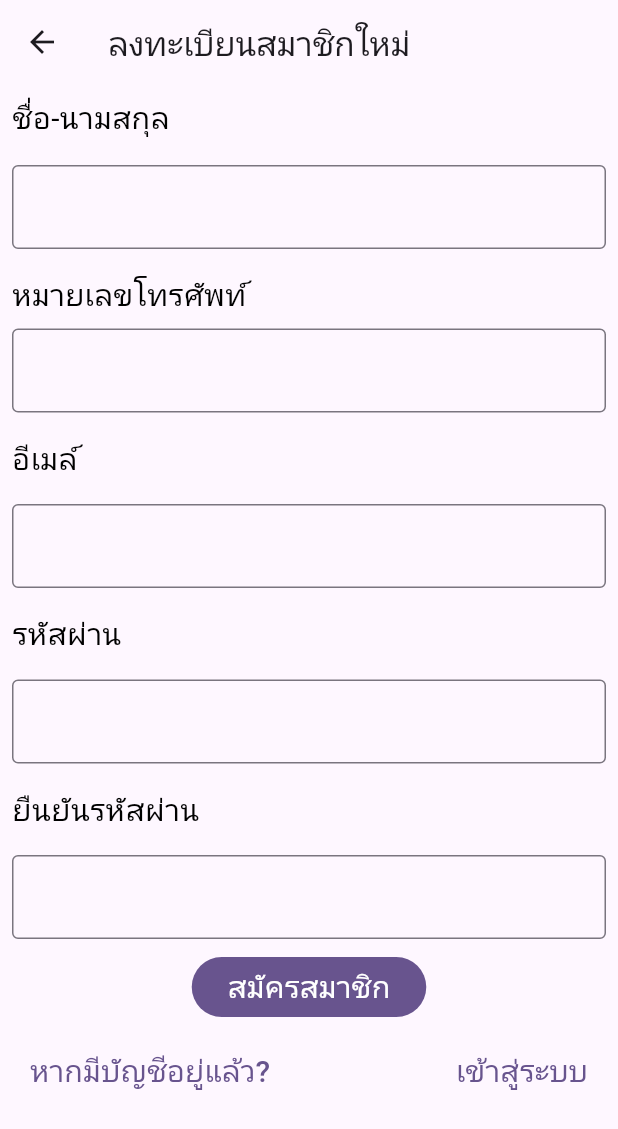
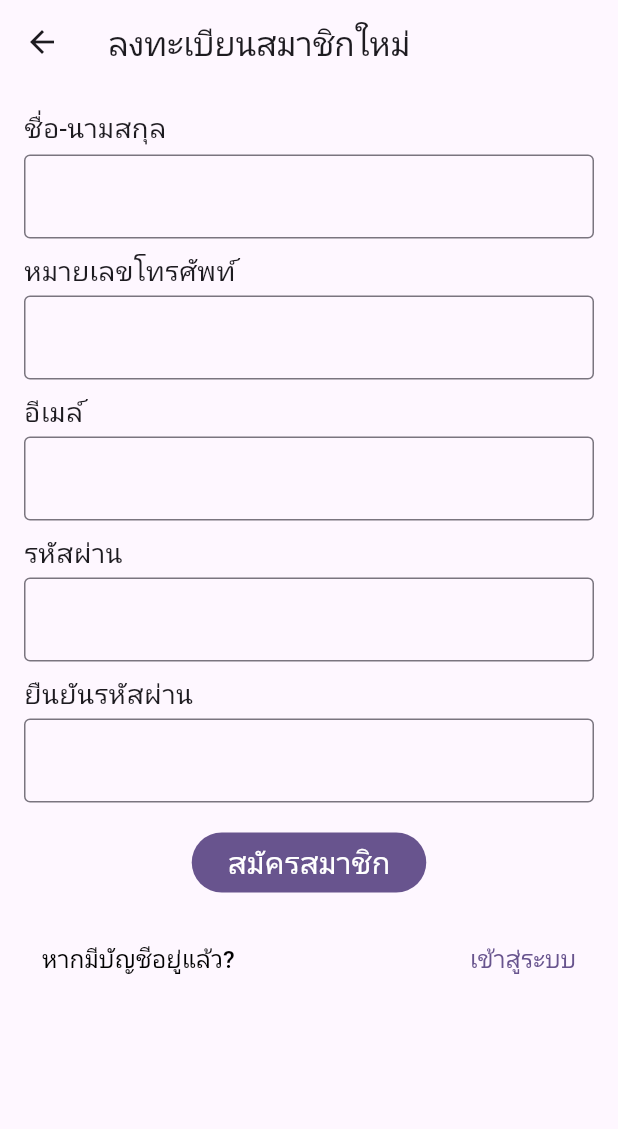
Before and after one commit to markeyysmp/my-first-apps, a Flutter app: the RegisterPage screen opened directly, on a phone screen of 412 x 824 dp. Shown: the top 1129 px of the screen. Run offline on Flutter 3.47's test engine with Material 3 defaults, Android fonts, the phone set to English and light mode, and no system bars; accounts and stored records are empty.

Commit message:
Update register.dart

```diff
--- a/lib/pages/register.dart
+++ b/lib/pages/register.dart
@@ -1,4 +1,10 @@
+import 'dart:developer';
+
 import 'package:flutter/material.dart';
+import 'package:http/http.dart' as http;
+import 'package:my_first_app/config/config.dart';
+import 'package:my_first_app/model/request/customer_register_post_req.dart';
+import 'package:my_first_app/model/response/customer_register_post_res.dart';
 import 'package:my_first_app/pages/login.dart';
 
 class RegisterPage extends StatefulWidget {
@@ -10,181 +16,83 @@ class RegisterPage extends StatefulWidget {
 
 class _RegisterPageState extends State<RegisterPage> {
   String text = '';
-  int number = 0;
-  String phoneNo = '';
-  TextEditingController phoneNoCtl = TextEditingController();
+  TextEditingController nameCtl = TextEditingController();
+  TextEditingController phoneCtl = TextEditingController();
+  TextEditingController emailCtl = TextEditingController();
+  TextEditingController passwordCtl = TextEditingController();
+  TextEditingController confirmCtl = TextEditingController();
 
   @override
   Widget build(BuildContext context) {
     return Scaffold(
-      appBar: AppBar(title: Text('ลงทะเบียนสมาชิกใหม่')),
+      appBar: AppBar(title: const Text('ลงทะเบียนสมาชิกใหม่')),
       body: SingleChildScrollView(
-        child: SizedBox(
+        child: Padding(
+          padding: const EdgeInsets.all(16.0),
           child: Column(
             children: [
-              Padding(
-                padding: const EdgeInsets.all(8.0),
-                child: Column(
-                  children: [
-                    Row(
-                      mainAxisAlignment: MainAxisAlignment.start,
-                      children: [
-                        Text(
-                          'ชื่อ-นามสกุล',
-                          style: TextStyle(fontSize: 20, color: Colors.black),
+              // ชื่อ-นามสกุล
+              fieldLabel("ชื่อ-นามสกุล", nameCtl),
+              const SizedBox(height: 8),
+              // หมายเลขโทรศัพท์
+              fieldLabel(
+                "หมายเลขโทรศัพท์",
+                phoneCtl,
+                keyboard: TextInputType.phone,
               ),
-                      ],
+              const SizedBox(height: 8),
+              // อีเมล์
+              fieldLabel(
+                "อีเมล์",
+                emailCtl,
+                keyboard: TextInputType.emailAddress,
               ),
-                  ],
-                ),
-              ),
-              Padding(
-                padding: EdgeInsets.all(8.0),
-                child: TextField(
-                  decoration: InputDecoration(
-                    border: OutlineInputBorder(
-                      borderSide: BorderSide(width: 1),
-                    ),
-                  ),
-                ),
-              ),
-              Padding(
-                padding: const EdgeInsets.all(8.0),
-                child: Column(
-                  children: [
-                    Column(
-                      crossAxisAlignment: CrossAxisAlignment.start,
-                      children: [
-                        Text(
-                          'หมายเลขโทรศัพท์',
-                          style: TextStyle(fontSize: 20, color: Colors.black),
-                        ),
-                        SizedBox(height: 8),
-                        TextField(
-                          controller: phoneNoCtl,
-                          keyboardType: TextInputType.phone,
-                          decoration: const InputDecoration(
-                            border: OutlineInputBorder(
-                              borderSide: BorderSide(width: 1),
-                            ),
-                          ),
-                        ),
-                      ],
-                    ),
-                  ],
-                ),
-              ),
-              Padding(
-                padding: const EdgeInsets.all(8.0),
-                child: Column(
-                  children: [
-                    Row(
-                      mainAxisAlignment: MainAxisAlignment.start,
-                      children: [
-                        Text(
-                          'อีเมล์',
-                          style: TextStyle(fontSize: 20, color: Colors.black),
-                        ),
-                      ],
-                    ),
-                  ],
-                ),
-              ),
-              Padding(
-                padding: EdgeInsets.all(8.0),
-                child: TextField(
-                  decoration: InputDecoration(
-                    border: OutlineInputBorder(
-                      borderSide: BorderSide(width: 1),
-                    ),
-                  ),
-                ),
-              ),
-              Padding(
-                padding: const EdgeInsets.all(8.0),
-                child: Column(
-                  children: [
-                    Row(
-                      mainAxisAlignment: MainAxisAlignment.start,
-                      children: [
-                        Text(
-                          'รหัสผ่าน',
-                          style: TextStyle(fontSize: 20, color: Colors.black),
-                        ),
-                      ],
-                    ),
-                  ],
-                ),
-              ),
-              Padding(
-                padding: EdgeInsets.all(8.0),
-                child: TextField(
-                  obscureText: true,
-                  decoration: InputDecoration(
-                    border: OutlineInputBorder(
-                      borderSide: BorderSide(width: 1),
-                    ),
-                  ),
-                ),
-              ),
-              Padding(
-                padding: const EdgeInsets.all(8.0),
-                child: Column(
-                  children: [
-                    Row(
-                      mainAxisAlignment: MainAxisAlignment.start,
-                      children: [
-                        Text(
-                          'ยืนยันรหัสผ่าน',
-                          style: TextStyle(fontSize: 20, color: Colors.black),
-                        ),
-                      ],
-                    ),
-                  ],
-                ),
-              ),
-              Padding(
-                padding: EdgeInsets.all(8.0),
-                child: TextField(
-                  obscureText: true,
-                  decoration: InputDecoration(
-                    border: OutlineInputBorder(
-                      borderSide: BorderSide(width: 1),
-                    ),
-                  ),
-                ),
-              ),
+              const SizedBox(height: 8),
+              // รหัสผ่าน
+              fieldLabel("รหัสผ่าน", passwordCtl, obscure: true),
+              const SizedBox(height: 8),
+              // ยืนยันรหัสผ่าน
+              fieldLabel("ยืนยันรหัสผ่าน", confirmCtl, obscure: true),
+              const SizedBox(height: 16),
+              // ปุ่มสมัครสมาชิก
               FilledButton(
-                onPressed: () => login('0812345678', ' 1234'),
+                onPressed: register,
                 child: const Text(
                   'สมัครสมาชิก',
                   style: TextStyle(fontSize: 20),
                 ),
               ),
-              Padding(
-                padding: const EdgeInsets.all(8.0),
-                child: Row(
+              const SizedBox(height: 16),
+              Row(
                 mainAxisAlignment: MainAxisAlignment.spaceBetween,
                 children: [
                   TextButton(
-                      onPressed: register,
+                    onPressed: () {},
                     child: const Text(
                       'หากมีบัญชีอยู่แล้ว?',
-                        style: TextStyle(fontSize: 20),
+                      style: TextStyle(fontSize: 16, color: Colors.black),
                     ),
                   ),
-
                   TextButton(
-                      onPressed: () => login('0812345678', ' 1234'),
+                    onPressed: () {
+                      Navigator.pushReplacement(
+                        context,
+                        MaterialPageRoute(builder: (_) => LoginPage()),
+                      );
+                    },
                     child: const Text(
                       'เข้าสู่ระบบ',
-                        style: TextStyle(fontSize: 20),
+                      style: TextStyle(fontSize: 16),
                     ),
                   ),
                 ],
               ),
+              const SizedBox(height: 16),
+              // ข้อความ error / success
+              Text(
+                text,
+                style: const TextStyle(fontSize: 16, color: Colors.red),
               ),
-              Text(text, style: TextStyle(fontSize: 20)),
             ],
           ),
         ),
@@ -192,12 +100,84 @@ class _RegisterPageState extends State<RegisterPage> {
     );
   }
 
-  void register() {}
-
-  void login(String phone, String passwords) {
-    Navigator.push(
-      context,
-      MaterialPageRoute(builder: (context) => LoginPage()),
+  Widget fieldLabel(
+    String label,
+    TextEditingController ctl, {
+    bool obscure = false,
+    TextInputType keyboard = TextInputType.text,
+  }) {
+    return Column(
+      crossAxisAlignment: CrossAxisAlignment.start,
+      children: [
+        Text(label, style: const TextStyle(fontSize: 18)),
+        const SizedBox(height: 4),
+        TextField(
+          controller: ctl,
+          obscureText: obscure,
+          keyboardType: keyboard,
+          decoration: const InputDecoration(border: OutlineInputBorder()),
+        ),
+      ],
     );
   }
+
+  void register() async {
+    final name = nameCtl.text.trim();
+    final phone = phoneCtl.text.trim();
+    final email = emailCtl.text.trim();
+    final password = passwordCtl.text;
+    final confirm = confirmCtl.text;
+
+    if (name.isEmpty ||
+        phone.isEmpty ||
+        email.isEmpty ||
+        password.isEmpty ||
+        confirm.isEmpty) {
+      setState(() => text = "กรุณากรอกข้อมูลให้ครบทุกช่อง");
+      return;
     }
+    if (password != confirm) {
+      setState(() => text = "รหัสผ่านไม่ตรงกัน");
+      return;
+    }
+
+    final req = CustoMerRegisterPostRequest(
+      fullname: name,
+      phone: phone,
+      email: email,
+      password: password,
+      image: '', // placeholder
+    );
+
+    try {
+      var config = await Configuration.getConfig();
+      var url = config['apiEndpoint'];
+      final res = await http.post(
+        Uri.parse("$url/customers"),
+        headers: {"Content-Type": "application/json; charset=utf-8"},
+        body: custoMerRegisterPostRequestToJson(req),
+      );
+
+      log("Response body: ${res.body}");
+
+      if (res.statusCode == 200) {
+        final dataIn = customerRegisterPostResponseFromJson(res.body);
+        setState(() => text = dataIn.message);
+
+        Future.delayed(const Duration(seconds: 1), () {
+          Navigator.pushReplacement(
+            context,
+            MaterialPageRoute(builder: (_) => LoginPage()),
+          );
+        });
+      } else {
+        setState(() {
+          text = "เกิดข้อผิดพลาด: ${res.statusCode} ${res.body}";
+        });
+      }
+    } catch (e) {
+      setState(() => text = "ไม่สามารถเชื่อมต่อ server ได้");
+      log("Register error: $e");
+    }
+  }
+}
```
Lines whose indentation alone changed are shown as unchanged.
